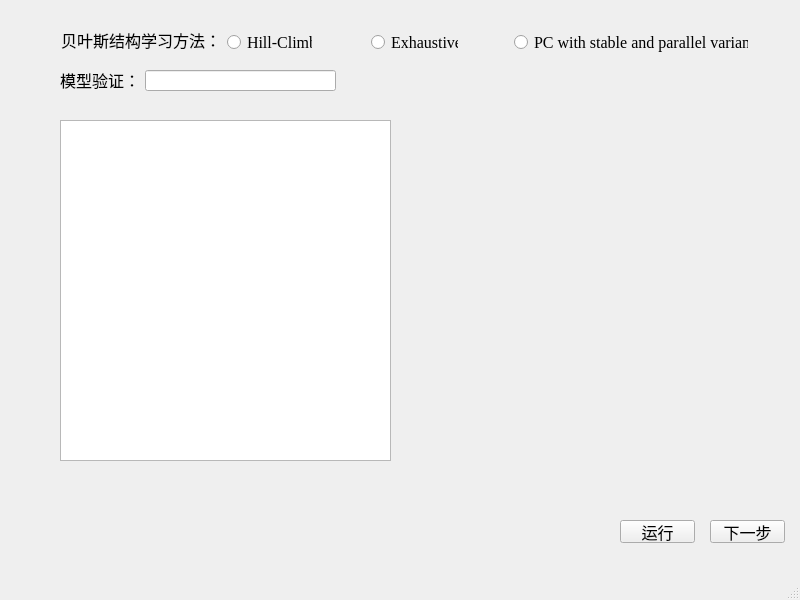
This is dataprocessing.ui in markencoder/bayesianlab as Qt 5 draws it before an edit. The edited form follows.
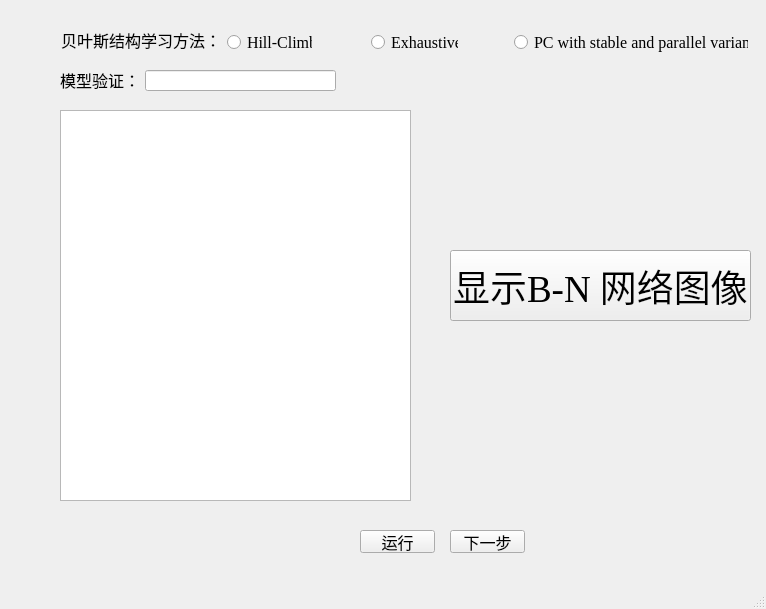
This is the edited form.

Commit message: add BN network

What changed in the file:
```diff
--- a/dataprocessing.ui
+++ b/dataprocessing.ui
@@ -6,8 +6,8 @@
    <rect>
     <x>0</x>
     <y>0</y>
-    <width>800</width>
-    <height>600</height>
+    <width>766</width>
+    <height>609</height>
    </rect>
   </property>
   <property name="font">
@@ -22,8 +22,8 @@
    <widget class="QPushButton" name="learningButton">
     <property name="geometry">
      <rect>
-      <x>620</x>
-      <y>520</y>
+      <x>360</x>
+      <y>530</y>
       <width>75</width>
       <height>23</height>
      </rect>
@@ -41,8 +41,8 @@
    <widget class="QPushButton" name="Nextbutton2">
     <property name="geometry">
      <rect>
-      <x>710</x>
-      <y>520</y>
+      <x>450</x>
+      <y>530</y>
       <width>75</width>
       <height>23</height>
      </rect>
@@ -61,9 +61,9 @@
     <property name="geometry">
      <rect>
       <x>60</x>
-      <y>120</y>
-      <width>331</width>
-      <height>341</height>
+      <y>110</y>
+      <width>351</width>
+      <height>391</height>
      </rect>
     </property>
    </widget>
@@ -181,6 +181,37 @@
      <string>模型验证：</string>
     </property>
    </widget>
+   <widget class="QPushButton" name="BNButton">
+    <property name="geometry">
+     <rect>
+      <x>450</x>
+      <y>250</y>
+      <width>301</width>
+      <height>71</height>
+     </rect>
+    </property>
+    <property name="font">
+     <font>
+      <family>Times New Roman</family>
+      <pointsize>28</pointsize>
+     </font>
+    </property>
+    <property name="focusPolicy">
+     <enum>Qt::StrongFocus</enum>
+    </property>
+    <property name="layoutDirection">
+     <enum>Qt::LeftToRight</enum>
+    </property>
+    <property name="autoFillBackground">
+     <bool>false</bool>
+    </property>
+    <property name="text">
+     <string>显示B-N 网络图像</string>
+    </property>
+    <property name="autoDefault">
+     <bool>false</bool>
+    </property>
+   </widget>
   </widget>
   <widget class="QMenuBar" name="menubar">
    <property name="geometry">
```
Left out of the diff: 2 changed lines with no effect on the pictures. The commit also changes 1 other file.
